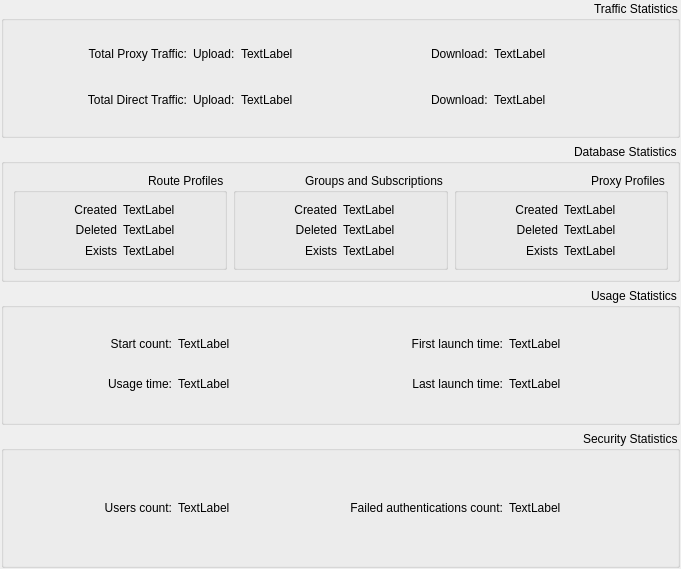
Old version of the form src/nekobox/ui/info/main.ui in the repository qr243vbi/nekobox.
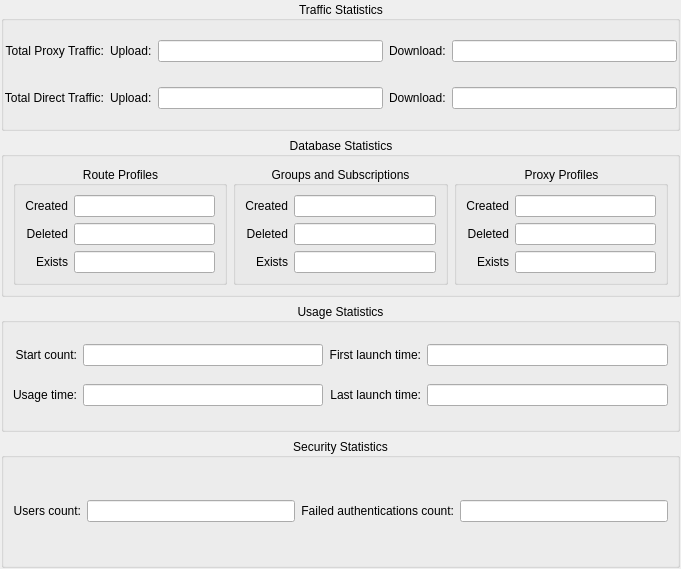
New version of the form.

Patch:
```diff
--- a/src/nekobox/ui/info/main.ui
+++ b/src/nekobox/ui/info/main.ui
@@ -36,11 +36,24 @@
        <property name="title">
         <string>Usage Statistics</string>
        </property>
+       <property name="alignment">
+        <set>Qt::AlignmentFlag::AlignCenter</set>
+       </property>
        <layout class="QGridLayout" name="gridLayout_6">
-        <item row="0" column="2">
-         <widget class="QLabel" name="start_count">
+        <item row="1" column="1">
+         <widget class="QLabel" name="label_34">
           <property name="text">
-           <string>TextLabel</string>
+           <string>Last launch time:</string>
+          </property>
+          <property name="alignment">
+           <set>Qt::AlignmentFlag::AlignRight|Qt::AlignmentFlag::AlignTrailing|Qt::AlignmentFlag::AlignVCenter</set>
+          </property>
+         </widget>
+        </item>
+        <item row="1" column="0">
+         <widget class="QLineEdit" name="last_launch_time">
+          <property name="readOnly">
+           <bool>true</bool>
           </property>
          </widget>
         </item>
@@ -60,10 +73,17 @@
           </property>
          </widget>
         </item>
-        <item row="1" column="2">
-         <widget class="QLabel" name="usage_time">
-          <property name="text">
-           <string>TextLabel</string>
+        <item row="0" column="2">
+         <widget class="QLineEdit" name="start_count">
+          <property name="readOnly">
+           <bool>true</bool>
+          </property>
+         </widget>
+        </item>
+        <item row="0" column="0">
+         <widget class="QLineEdit" name="first_launch_time">
+          <property name="readOnly">
+           <bool>true</bool>
           </property>
          </widget>
         </item>
@@ -83,13 +103,6 @@
           </property>
          </widget>
         </item>
-        <item row="0" column="0">
-         <widget class="QLabel" name="first_launch_time">
-          <property name="text">
-           <string>TextLabel</string>
-          </property>
-         </widget>
-        </item>
         <item row="0" column="1">
          <widget class="QLabel" name="label_33">
           <property name="text">
@@ -100,20 +113,10 @@
           </property>
          </widget>
         </item>
-        <item row="1" column="1">
-         <widget class="QLabel" name="label_34">
-          <property name="text">
-           <string>Last launch time:</string>
-          </property>
-          <property name="alignment">
-           <set>Qt::AlignmentFlag::AlignRight|Qt::AlignmentFlag::AlignTrailing|Qt::AlignmentFlag::AlignVCenter</set>
-          </property>
-         </widget>
-        </item>
-        <item row="1" column="0">
-         <widget class="QLabel" name="last_launch_time">
-          <property name="text">
-           <string>TextLabel</string>
+        <item row="1" column="2">
+         <widget class="QLineEdit" name="usage_time">
+          <property name="readOnly">
+           <bool>true</bool>
           </property>
          </widget>
         </item>
@@ -128,17 +131,14 @@
        <property name="title">
         <string>Security Statistics</string>
        </property>
+       <property name="alignment">
+        <set>Qt::AlignmentFlag::AlignCenter</set>
+       </property>
        <layout class="QHBoxLayout" name="horizontalLayout_3">
         <item>
-         <widget class="QLabel" name="failed_auth_count">
-          <property name="sizePolicy">
-           <sizepolicy hsizetype="Preferred" vsizetype="Maximum">
-            <horstretch>0</horstretch>
-            <verstretch>0</verstretch>
-           </sizepolicy>
-          </property>
-          <property name="text">
-           <string>TextLabel</string>
+         <widget class="QLineEdit" name="failed_auth_count">
+          <property name="readOnly">
+           <bool>true</bool>
           </property>
          </widget>
         </item>
@@ -159,15 +159,9 @@
          </widget>
         </item>
         <item>
-         <widget class="QLabel" name="users_count">
-          <property name="sizePolicy">
-           <sizepolicy hsizetype="Preferred" vsizetype="Maximum">
-            <horstretch>0</horstretch>
-            <verstretch>0</verstretch>
-           </sizepolicy>
-          </property>
-          <property name="text">
-           <string>TextLabel</string>
+         <widget class="QLineEdit" name="users_count">
+          <property name="readOnly">
+           <bool>true</bool>
           </property>
          </widget>
         </item>
@@ -198,12 +192,18 @@
        <property name="title">
         <string>Database Statistics</string>
        </property>
+       <property name="alignment">
+        <set>Qt::AlignmentFlag::AlignCenter</set>
+       </property>
        <layout class="QHBoxLayout" name="horizontalLayout_2">
         <item>
          <widget class="QGroupBox" name="groupBox_5">
           <property name="title">
            <string>Proxy Profiles</string>
           </property>
+          <property name="alignment">
+           <set>Qt::AlignmentFlag::AlignCenter</set>
+          </property>
           <layout class="QGridLayout" name="gridLayout_5">
            <item row="1" column="1">
             <widget class="QLabel" name="label_12">
@@ -215,13 +215,10 @@
              </property>
             </widget>
            </item>
-           <item row="2" column="1">
-            <widget class="QLabel" name="label_13">
-             <property name="text">
-              <string>Exists</string>
-             </property>
-             <property name="alignment">
-              <set>Qt::AlignmentFlag::AlignRight|Qt::AlignmentFlag::AlignTrailing|Qt::AlignmentFlag::AlignVCenter</set>
+           <item row="1" column="0">
+            <widget class="QLineEdit" name="proxy_deleted">
+             <property name="readOnly">
+              <bool>true</bool>
              </property>
             </widget>
            </item>
@@ -235,24 +232,27 @@
              </property>
             </widget>
            </item>
-           <item row="0" column="0">
-            <widget class="QLabel" name="proxy_created">
-             <property name="text">
-              <string>TextLabel</string>
-             </property>
-            </widget>
-           </item>
-           <item row="1" column="0">
-            <widget class="QLabel" name="proxy_deleted">
-             <property name="text">
-              <string>TextLabel</string>
-             </property>
-            </widget>
-           </item>
            <item row="2" column="0">
-            <widget class="QLabel" name="proxy_exists">
+            <widget class="QLineEdit" name="proxy_exists">
+             <property name="readOnly">
+              <bool>true</bool>
+             </property>
+            </widget>
+           </item>
+           <item row="2" column="1">
+            <widget class="QLabel" name="label_13">
              <property name="text">
-              <string>TextLabel</string>
+              <string>Exists</string>
+             </property>
+             <property name="alignment">
+              <set>Qt::AlignmentFlag::AlignRight|Qt::AlignmentFlag::AlignTrailing|Qt::AlignmentFlag::AlignVCenter</set>
+             </property>
+            </widget>
+           </item>
+           <item row="0" column="0">
+            <widget class="QLineEdit" name="proxy_created">
+             <property name="readOnly">
+              <bool>true</bool>
              </property>
             </widget>
            </item>
@@ -264,7 +264,24 @@
           <property name="title">
            <string>Groups and Subscriptions</string>
           </property>
+          <property name="alignment">
+           <set>Qt::AlignmentFlag::AlignCenter</set>
+          </property>
           <layout class="QGridLayout" name="gridLayout_4">
+           <item row="2" column="0">
+            <widget class="QLineEdit" name="group_exists">
+             <property name="readOnly">
+              <bool>true</bool>
+             </property>
+            </widget>
+           </item>
+           <item row="0" column="0">
+            <widget class="QLineEdit" name="group_created">
+             <property name="readOnly">
+              <bool>true</bool>
+             </property>
+            </widget>
+           </item>
            <item row="0" column="1">
             <widget class="QLabel" name="label_8">
              <property name="text">
@@ -285,6 +302,13 @@
              </property>
             </widget>
            </item>
+           <item row="1" column="0">
+            <widget class="QLineEdit" name="group_deleted">
+             <property name="readOnly">
+              <bool>true</bool>
+             </property>
+            </widget>
+           </item>
            <item row="2" column="1">
             <widget class="QLabel" name="label_10">
              <property name="text">
@@ -295,27 +319,6 @@
              </property>
             </widget>
            </item>
-           <item row="0" column="0">
-            <widget class="QLabel" name="group_created">
-             <property name="text">
-              <string>TextLabel</string>
-             </property>
-            </widget>
-           </item>
-           <item row="1" column="0">
-            <widget class="QLabel" name="group_deleted">
-             <property name="text">
-              <string>TextLabel</string>
-             </property>
-            </widget>
-           </item>
-           <item row="2" column="0">
-            <widget class="QLabel" name="group_exists">
-             <property name="text">
-              <string>TextLabel</string>
-             </property>
-            </widget>
-           </item>
           </layout>
          </widget>
         </item>
@@ -324,7 +327,17 @@
           <property name="title">
            <string>Route Profiles</string>
           </property>
+          <property name="alignment">
+           <set>Qt::AlignmentFlag::AlignCenter</set>
+          </property>
           <layout class="QGridLayout" name="gridLayout_3">
+           <item row="0" column="0">
+            <widget class="QLineEdit" name="route_created">
+             <property name="readOnly">
+              <bool>true</bool>
+             </property>
+            </widget>
+           </item>
            <item row="0" column="1">
             <widget class="QLabel" name="label_5">
              <property name="layoutDirection">
@@ -348,6 +361,13 @@
              </property>
             </widget>
            </item>
+           <item row="2" column="0">
+            <widget class="QLineEdit" name="route_exists">
+             <property name="readOnly">
+              <bool>true</bool>
+             </property>
+            </widget>
+           </item>
            <item row="2" column="1">
             <widget class="QLabel" name="label_7">
              <property name="text">
@@ -358,24 +378,10 @@
              </property>
             </widget>
            </item>
-           <item row="0" column="0">
-            <widget class="QLabel" name="route_created">
-             <property name="text">
-              <string>TextLabel</string>
-             </property>
-            </widget>
-           </item>
            <item row="1" column="0">
-            <widget class="QLabel" name="route_deleted">
-             <property name="text">
-              <string>TextLabel</string>
-             </property>
-            </widget>
-           </item>
-           <item row="2" column="0">
-            <widget class="QLabel" name="route_exists">
-             <property name="text">
-              <string>TextLabel</string>
+            <widget class="QLineEdit" name="route_deleted">
+             <property name="readOnly">
+              <bool>true</bool>
              </property>
             </widget>
            </item>
@@ -393,6 +399,9 @@
        <property name="title">
         <string>Traffic Statistics</string>
        </property>
+       <property name="alignment">
+        <set>Qt::AlignmentFlag::AlignCenter</set>
+       </property>
        <layout class="QGridLayout" name="gridLayout_2">
         <property name="leftMargin">
          <number>0</number>
@@ -406,21 +415,35 @@
         <property name="bottomMargin">
          <number>0</number>
         </property>
-        <item row="1" column="2">
-         <widget class="QLabel" name="total_direct_upload">
-          <property name="text">
-           <string>TextLabel</string>
+        <item row="1" column="3">
+         <widget class="QLineEdit" name="total_direct_upload">
+          <property name="readOnly">
+           <bool>true</bool>
+          </property>
+         </widget>
+        </item>
+        <item row="0" column="3">
+         <widget class="QLineEdit" name="total_proxy_upload">
+          <property name="readOnly">
+           <bool>true</bool>
           </property>
          </widget>
         </item>
         <item row="0" column="0">
-         <widget class="QLabel" name="total_proxy_download">
-          <property name="text">
-           <string>TextLabel</string>
+         <widget class="QLineEdit" name="total_proxy_download">
+          <property name="readOnly">
+           <bool>true</bool>
           </property>
          </widget>
         </item>
-        <item row="0" column="4">
+        <item row="1" column="0">
+         <widget class="QLineEdit" name="total_direct_download">
+          <property name="readOnly">
+           <bool>true</bool>
+          </property>
+         </widget>
+        </item>
+        <item row="0" column="5">
          <widget class="QLabel" name="label">
           <property name="sizePolicy">
            <sizepolicy hsizetype="Preferred" vsizetype="Preferred">
@@ -436,14 +459,33 @@
           </property>
          </widget>
         </item>
-        <item row="1" column="0">
-         <widget class="QLabel" name="total_direct_download">
+        <item row="0" column="1">
+         <widget class="QLabel" name="label_2">
+          <property name="sizePolicy">
+           <sizepolicy hsizetype="Maximum" vsizetype="Maximum">
+            <horstretch>0</horstretch>
+            <verstretch>0</verstretch>
+           </sizepolicy>
+          </property>
           <property name="text">
-           <string>TextLabel</string>
+           <string>Download:</string>
           </property>
          </widget>
         </item>
         <item row="1" column="4">
+         <widget class="QLabel" name="label_15">
+          <property name="sizePolicy">
+           <sizepolicy hsizetype="Maximum" vsizetype="Maximum">
+            <horstretch>0</horstretch>
+            <verstretch>0</verstretch>
+           </sizepolicy>
+          </property>
+          <property name="text">
+           <string>Upload:</string>
+          </property>
+         </widget>
+        </item>
+        <item row="1" column="5">
          <widget class="QLabel" name="label_3">
           <property name="text">
            <string>Total Direct Traffic:</string>
@@ -453,19 +495,6 @@
           </property>
          </widget>
         </item>
-        <item row="0" column="1">
-         <widget class="QLabel" name="label_2">
-          <property name="sizePolicy">
-           <sizepolicy hsizetype="Maximum" vsizetype="Maximum">
-            <horstretch>0</horstretch>
-            <verstretch>0</verstretch>
-           </sizepolicy>
-          </property>
-          <property name="text">
-           <string>Download:</string>
-          </property>
-         </widget>
-        </item>
         <item row="1" column="1">
          <widget class="QLabel" name="label_4">
           <property name="sizePolicy">
@@ -479,27 +508,7 @@
           </property>
          </widget>
         </item>
-        <item row="0" column="2">
-         <widget class="QLabel" name="total_proxy_upload">
-          <property name="text">
-           <string>TextLabel</string>
-          </property>
-         </widget>
-        </item>
-        <item row="1" column="3">
-         <widget class="QLabel" name="label_15">
-          <property name="sizePolicy">
-           <sizepolicy hsizetype="Maximum" vsizetype="Maximum">
-            <horstretch>0</horstretch>
-            <verstretch>0</verstretch>
-           </sizepolicy>
-          </property>
-          <property name="text">
-           <string>Upload:</string>
-          </property>
-         </widget>
-        </item>
-        <item row="0" column="3">
+        <item row="0" column="4">
          <widget class="QLabel" name="label_14">
           <property name="sizePolicy">
            <sizepolicy hsizetype="Maximum" vsizetype="Maximum">
```
